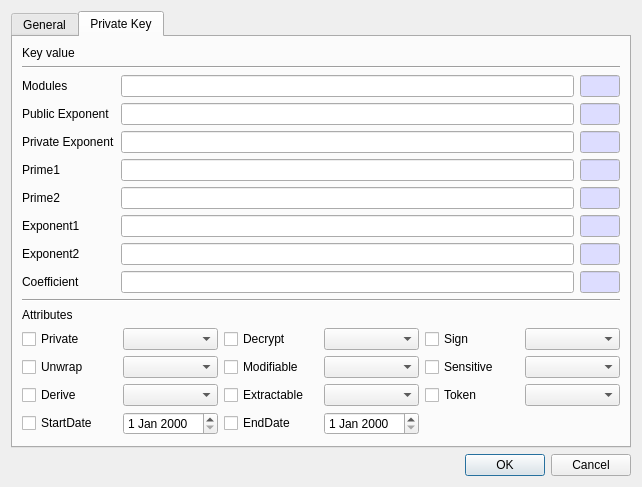
jykim74/CryptokiMan, file CryptokiMan/create_rsa_pri_key_dlg.ui: the form before one commit.
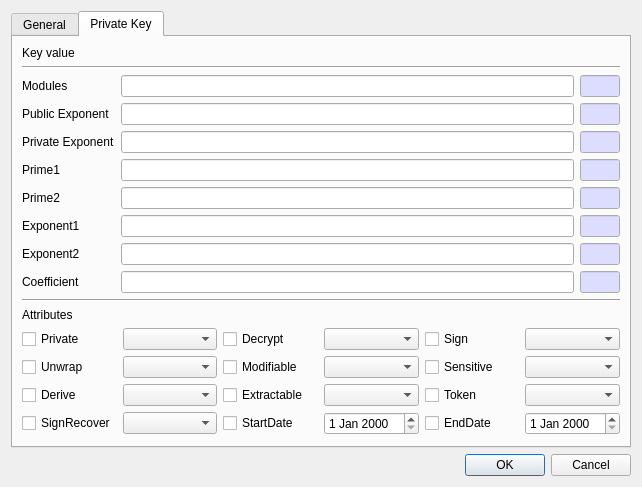
The form after the commit. The open tabs and pages were chosen to show the change.

Commit message: Create DSA, EC, RSA public private key support SignRecover and VerifyRecover

The edit to the form file:
```diff
--- a/CryptokiMan/create_rsa_pri_key_dlg.ui
+++ b/CryptokiMan/create_rsa_pri_key_dlg.ui
@@ -993,17 +993,10 @@
          <item row="0" column="1">
           <widget class="QComboBox" name="mPrivateCombo"/>
          </item>
-         <item row="3" column="0">
-          <widget class="QCheckBox" name="mStartDateCheck">
-           <property name="text">
-            <string>StartDate</string>
-           </property>
-          </widget>
+         <item row="3" column="5">
+          <widget class="QDateEdit" name="mEndDateEdit"/>
          </item>
-         <item row="3" column="1">
-          <widget class="QDateEdit" name="mStartDateEdit"/>
-         </item>
-         <item row="3" column="2">
+         <item row="3" column="4">
           <widget class="QCheckBox" name="mEndDateCheck">
            <property name="text">
             <string>EndDate</string>
@@ -1011,7 +1004,24 @@
           </widget>
          </item>
          <item row="3" column="3">
-          <widget class="QDateEdit" name="mEndDateEdit"/>
+          <widget class="QDateEdit" name="mStartDateEdit"/>
+         </item>
+         <item row="3" column="2">
+          <widget class="QCheckBox" name="mStartDateCheck">
+           <property name="text">
+            <string>StartDate</string>
+           </property>
+          </widget>
+         </item>
+         <item row="3" column="0">
+          <widget class="QCheckBox" name="mSignRecoverCheck">
+           <property name="text">
+            <string>SignRecover</string>
+           </property>
+          </widget>
+         </item>
+         <item row="3" column="1">
+          <widget class="QComboBox" name="mSignRecoverCombo"/>
          </item>
         </layout>
        </item>
```
Left out of the diff: 6 changed lines with no effect on the pictures. The commit also changes 17 other files.
